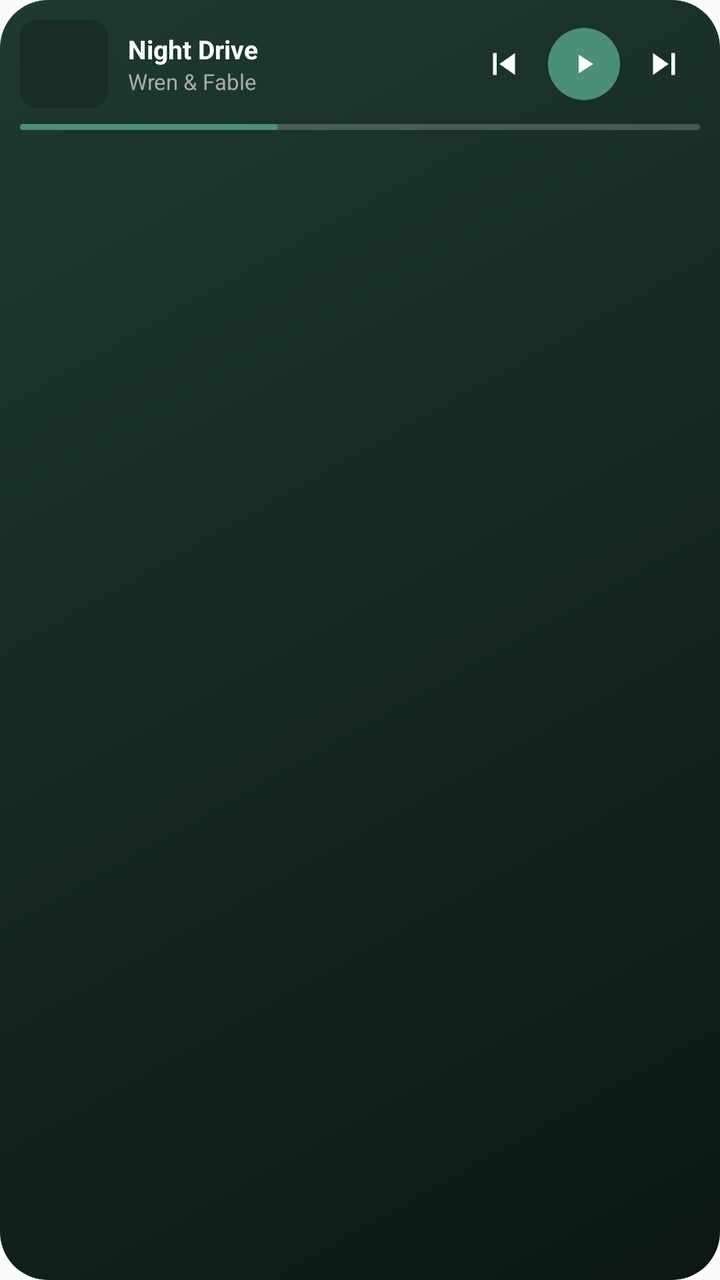
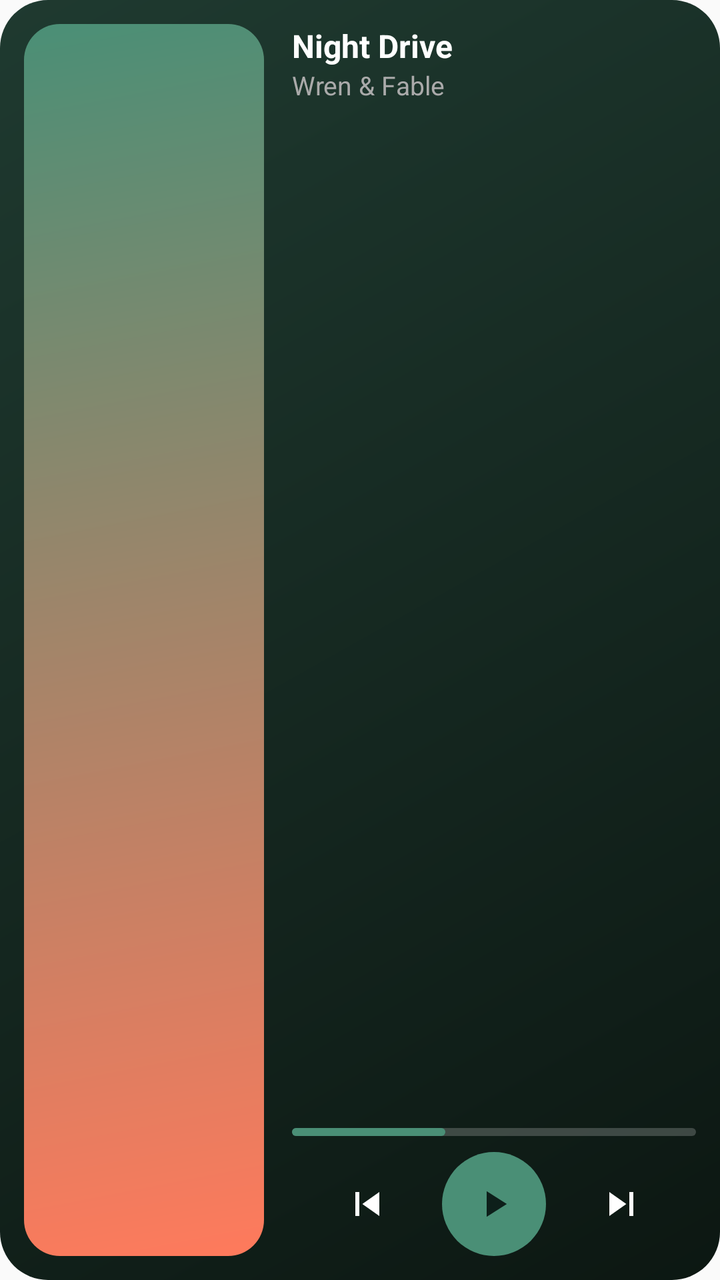

Before-and-after screenshots of an Android layout around one commit, followed by the original layout XML and the change that was made.
<!-- AndroidManifest.xml: application theme Theme.MusicAgent -->
<!-- res/layout/playback_widget_preview.xml -->
<?xml version="1.0" encoding="utf-8"?>
<LinearLayout xmlns:android="http://schemas.android.com/apk/res/android"
    android:layout_width="match_parent"
    android:layout_height="match_parent"
    android:orientation="vertical"
    android:background="@drawable/bg_widget_preview_card"
    android:padding="10dp">

    <LinearLayout
        android:layout_width="match_parent"
        android:layout_height="wrap_content"
        android:orientation="horizontal"
        android:gravity="center_vertical">

        <FrameLayout
            android:layout_width="44dp"
            android:layout_height="44dp"
            android:background="@drawable/bg_widget_preview_thumb" />

        <LinearLayout
            android:layout_width="0dp"
            android:layout_height="wrap_content"
            android:layout_weight="1"
            android:layout_marginStart="10dp"
            android:layout_marginEnd="6dp"
            android:orientation="vertical">

            <TextView
                android:layout_width="match_parent"
                android:layout_height="wrap_content"
                android:text="Night Drive"
                android:textColor="@color/widget_text_primary"
                android:textSize="13sp"
                android:textStyle="bold"
                android:singleLine="true"
                android:ellipsize="end" />

            <TextView
                android:layout_width="match_parent"
                android:layout_height="wrap_content"
                android:text="Wren &amp; Fable"
                android:textColor="@color/widget_text_secondary"
                android:textSize="11sp"
                android:singleLine="true"
                android:ellipsize="end" />
        </LinearLayout>

        <ImageView
            android:layout_width="36dp"
            android:layout_height="36dp"
            android:padding="7dp"
            android:src="@drawable/ic_widget_skip_previous" />

        <FrameLayout
            android:layout_width="36dp"
            android:layout_height="36dp"
            android:layout_marginStart="4dp"
            android:layout_marginEnd="4dp"
            android:background="@drawable/bg_widget_preview_play_circle">

            <ImageView
                android:layout_width="16dp"
                android:layout_height="16dp"
                android:layout_gravity="center"
                android:src="@drawable/ic_widget_play" />
        </FrameLayout>

        <ImageView
            android:layout_width="36dp"
            android:layout_height="36dp"
            android:padding="7dp"
            android:src="@drawable/ic_widget_skip_next" />
    </LinearLayout>

    <LinearLayout
        android:layout_width="match_parent"
        android:layout_height="3dp"
        android:layout_marginTop="8dp"
        android:orientation="horizontal"
        android:background="@drawable/bg_widget_preview_track_bg">

        <FrameLayout
            android:layout_width="0dp"
            android:layout_height="match_parent"
            android:layout_weight="38"
            android:background="@drawable/bg_widget_preview_track_fill" />

        <FrameLayout
            android:layout_width="0dp"
            android:layout_height="match_parent"
            android:layout_weight="62" />
    </LinearLayout>
</LinearLayout>
<!-- resources referenced by this layout -->
<resources>
  <color name="widget_text_primary">#FFFFFF</color>
  <color name="widget_text_secondary">#AAAAAA</color>
  <!-- drawable bg_widget_preview_card (drawable) -->
  <?xml version="1.0" encoding="utf-8"?>
  <shape xmlns:android="http://schemas.android.com/apk/res/android">
      <gradient
          android:angle="315"
          android:startColor="@color/widget_card_start"
          android:endColor="@color/widget_card_end"
          android:type="linear" />
      <corners android:radius="24dp" />
  </shape>
  <!-- drawable bg_widget_preview_play_circle (drawable) -->
  <?xml version="1.0" encoding="utf-8"?>
  <shape xmlns:android="http://schemas.android.com/apk/res/android"
      android:shape="oval">
      <solid android:color="@color/widget_accent" />
  </shape>
  <!-- drawable bg_widget_preview_thumb (drawable) -->
  <?xml version="1.0" encoding="utf-8"?>
  <shape xmlns:android="http://schemas.android.com/apk/res/android">
      <solid android:color="@color/widget_thumb" />
      <corners android:radius="8dp" />
  </shape>
  <!-- drawable bg_widget_preview_track_bg (drawable) -->
  <?xml version="1.0" encoding="utf-8"?>
  <shape xmlns:android="http://schemas.android.com/apk/res/android">
      <solid android:color="@color/widget_track_bg" />
      <corners android:radius="2dp" />
  </shape>
  <!-- drawable bg_widget_preview_track_fill (drawable) -->
  <?xml version="1.0" encoding="utf-8"?>
  <shape xmlns:android="http://schemas.android.com/apk/res/android">
      <solid android:color="@color/widget_accent" />
      <corners android:radius="2dp" />
  </shape>
  <!-- drawable ic_widget_play (drawable) -->
  <?xml version="1.0" encoding="utf-8"?>
  <vector xmlns:android="http://schemas.android.com/apk/res/android"
      android:width="24dp"
      android:height="24dp"
      android:viewportWidth="24"
      android:viewportHeight="24"
      android:tint="@color/widget_icon">
      <path android:fillColor="#FF000000" android:pathData="M8,5v14l11,-7z" />
  </vector>
  <!-- drawable ic_widget_skip_next (drawable) -->
  <?xml version="1.0" encoding="utf-8"?>
  <vector xmlns:android="http://schemas.android.com/apk/res/android"
      android:width="24dp"
      android:height="24dp"
      android:viewportWidth="24"
      android:viewportHeight="24"
      android:tint="@color/widget_icon">
      <path android:fillColor="#FF000000" android:pathData="M6,18l8.5,-6L6,6v12zM16,6v12h2L18,6h-2z" />
  </vector>
  <!-- drawable ic_widget_skip_previous (drawable) -->
  <?xml version="1.0" encoding="utf-8"?>
  <vector xmlns:android="http://schemas.android.com/apk/res/android"
      android:width="24dp"
      android:height="24dp"
      android:viewportWidth="24"
      android:viewportHeight="24"
      android:tint="@color/widget_icon">
      <path android:fillColor="#FF000000" android:pathData="M6,6h2v12L6,18L6,6zM9.5,12l8.5,6L18,6l-8.5,6z" />
  </vector>
  <style name="Theme.MusicAgent" parent="android:Theme.Material.Light.NoActionBar" />
  <color name="widget_card_start">#1F3A30</color>
  <color name="widget_card_end">#0C1712</color>
  <color name="widget_accent">#4A8F76</color>
  <color name="widget_thumb">#1B2E26</color>
  <color name="widget_track_bg">#33FFFFFF</color>
  <color name="widget_icon">#FFFFFF</color>
</resources>

<!-- the commit's change to res/layout/playback_widget_preview.xml (unified diff, before → after) -->
@@ -2,92 +2,96 @@
 <LinearLayout xmlns:android="http://schemas.android.com/apk/res/android"
     android:layout_width="match_parent"
     android:layout_height="match_parent"
-    android:orientation="vertical"
+    android:orientation="horizontal"
     android:background="@drawable/bg_widget_preview_card"
-    android:padding="10dp">
+    android:padding="12dp">
+
+    <FrameLayout
+        android:layout_width="120dp"
+        android:layout_height="match_parent"
+        android:background="@drawable/bg_widget_preview_thumb" />
 
     <LinearLayout
-        android:layout_width="match_parent"
-        android:layout_height="wrap_content"
-        android:orientation="horizontal"
-        android:gravity="center_vertical">
+        android:layout_width="0dp"
+        android:layout_height="match_parent"
+        android:layout_weight="1"
+        android:layout_marginStart="14dp"
+        android:orientation="vertical">
+
+        <TextView
+            android:layout_width="match_parent"
+            android:layout_height="wrap_content"
+            android:text="Night Drive"
+            android:textColor="@color/widget_text_primary"
+            android:textSize="16sp"
+            android:textStyle="bold"
+            android:singleLine="true"
+            android:ellipsize="end" />
+
+        <TextView
+            android:layout_width="match_parent"
+            android:layout_height="wrap_content"
+            android:text="Wren &amp; Fable"
+            android:textColor="@color/widget_text_secondary"
+            android:textSize="13sp"
+            android:singleLine="true"
+            android:ellipsize="end" />
 
         <FrameLayout
-            android:layout_width="44dp"
-            android:layout_height="44dp"
-            android:background="@drawable/bg_widget_preview_thumb" />
+            android:layout_width="match_parent"
+            android:layout_height="0dp"
+            android:layout_weight="1" />
 
         <LinearLayout
-            android:layout_width="0dp"
-            android:layout_height="wrap_content"
-            android:layout_weight="1"
-            android:layout_marginStart="10dp"
-            android:layout_marginEnd="6dp"
-            android:orientation="vertical">
+            android:layout_width="match_parent"
+            android:layout_height="4dp"
+            android:orientation="horizontal"
+            android:background="@drawable/bg_widget_preview_track_bg">
 
-            <TextView
-                android:layout_width="match_parent"
-                android:layout_height="wrap_content"
-                android:text="Night Drive"
-                android:textColor="@color/widget_text_primary"
-                android:textSize="13sp"
-                android:textStyle="bold"
-                android:singleLine="true"
-                android:ellipsize="end" />
+            <FrameLayout
+                android:layout_width="0dp"
+                android:layout_height="match_parent"
+                android:layout_weight="38"
+                android:background="@drawable/bg_widget_preview_track_fill" />
 
-            <TextView
-                android:layout_width="match_parent"
-                android:layout_height="wrap_content"
-                android:text="Wren &amp; Fable"
-                android:textColor="@color/widget_text_secondary"
-                android:textSize="11sp"
-                android:singleLine="true"
-                android:ellipsize="end" />
+            <FrameLayout
+                android:layout_width="0dp"
+                android:layout_height="match_parent"
+                android:layout_weight="62" />
         </LinearLayout>
 
-        <ImageView
-            android:layout_width="36dp"
-            android:layout_height="36dp"
-            android:padding="7dp"
-            android:src="@drawable/ic_widget_skip_previous" />
-
-        <FrameLayout
-            android:layout_width="36dp"
-            android:layout_height="36dp"
-            android:layout_marginStart="4dp"
-            android:layout_marginEnd="4dp"
-            android:background="@drawable/bg_widget_preview_play_circle">
+        <LinearLayout
+            android:layout_width="match_parent"
+            android:layout_height="wrap_content"
+            android:layout_marginTop="8dp"
+            android:orientation="horizontal"
+            android:gravity="center">
 
             <ImageView
-                android:layout_width="16dp"
-                android:layout_height="16dp"
-                android:layout_gravity="center"
-                android:src="@drawable/ic_widget_play" />
-        </FrameLayout>
+                android:layout_width="0dp"
+                android:layout_height="40dp"
+                android:layout_weight="1"
+                android:padding="8dp"
+                android:src="@drawable/ic_widget_skip_previous" />
 
-        <ImageView
-            android:layout_width="36dp"
-            android:layout_height="36dp"
-            android:padding="7dp"
-            android:src="@drawable/ic_widget_skip_next" />
-    </LinearLayout>
+            <FrameLayout
+                android:layout_width="52dp"
+                android:layout_height="52dp"
+                android:background="@drawable/bg_widget_preview_play_circle">
 
-    <LinearLayout
-        android:layout_width="match_parent"
-        android:layout_height="3dp"
-        android:layout_marginTop="8dp"
-        android:orientation="horizontal"
-        android:background="@drawable/bg_widget_preview_track_bg">
+                <ImageView
+                    android:layout_width="22dp"
+                    android:layout_height="22dp"
+                    android:layout_gravity="center"
+                    android:src="@drawable/ic_widget_play_glyph" />
+            </FrameLayout>
 
-        <FrameLayout
-            android:layout_width="0dp"
-            android:layout_height="match_parent"
-            android:layout_weight="38"
-            android:background="@drawable/bg_widget_preview_track_fill" />
-
-        <FrameLayout
-            android:layout_width="0dp"
-            android:layout_height="match_parent"
-            android:layout_weight="62" />
+            <ImageView
+                android:layout_width="0dp"
+                android:layout_height="40dp"
+                android:layout_weight="1"
+                android:padding="8dp"
+                android:src="@drawable/ic_widget_skip_next" />
+        </LinearLayout>
     </LinearLayout>
 </LinearLayout>
<!-- resource entries referenced after the edit -->
@@ -21,8 +21,12 @@
   <!-- drawable bg_widget_preview_thumb (drawable) -->
   <?xml version="1.0" encoding="utf-8"?>
   <shape xmlns:android="http://schemas.android.com/apk/res/android">
-      <solid android:color="@color/widget_thumb" />
-      <corners android:radius="8dp" />
+      <gradient
+          android:angle="315"
+          android:startColor="@color/widget_accent"
+          android:endColor="@color/widget_accent2"
+          android:type="linear" />
+      <corners android:radius="18dp" />
   </shape>
   <!-- drawable bg_widget_preview_track_bg (drawable) -->
   <?xml version="1.0" encoding="utf-8"?>
@@ -36,14 +40,14 @@
       <solid android:color="@color/widget_accent" />
       <corners android:radius="2dp" />
   </shape>
-  <!-- drawable ic_widget_play (drawable) -->
+  <!-- drawable ic_widget_play_glyph (drawable) -->
   <?xml version="1.0" encoding="utf-8"?>
   <vector xmlns:android="http://schemas.android.com/apk/res/android"
       android:width="24dp"
       android:height="24dp"
       android:viewportWidth="24"
       android:viewportHeight="24"
-      android:tint="@color/widget_icon">
+      android:tint="@color/widget_on_accent">
       <path android:fillColor="#FF000000" android:pathData="M8,5v14l11,-7z" />
   </vector>
   <!-- drawable ic_widget_skip_next (drawable) -->
@@ -70,8 +74,9 @@
   <color name="widget_card_start">#1F3A30</color>
   <color name="widget_card_end">#0C1712</color>
   <color name="widget_accent">#4A8F76</color>
-  <color name="widget_thumb">#1B2E26</color>
+  <color name="widget_accent2">#FF7A5C</color>
   <color name="widget_track_bg">#33FFFFFF</color>
+  <color name="widget_on_accent">#0D1F1A</color>
   <color name="widget_icon">#FFFFFF</color>
 </resources>
 
